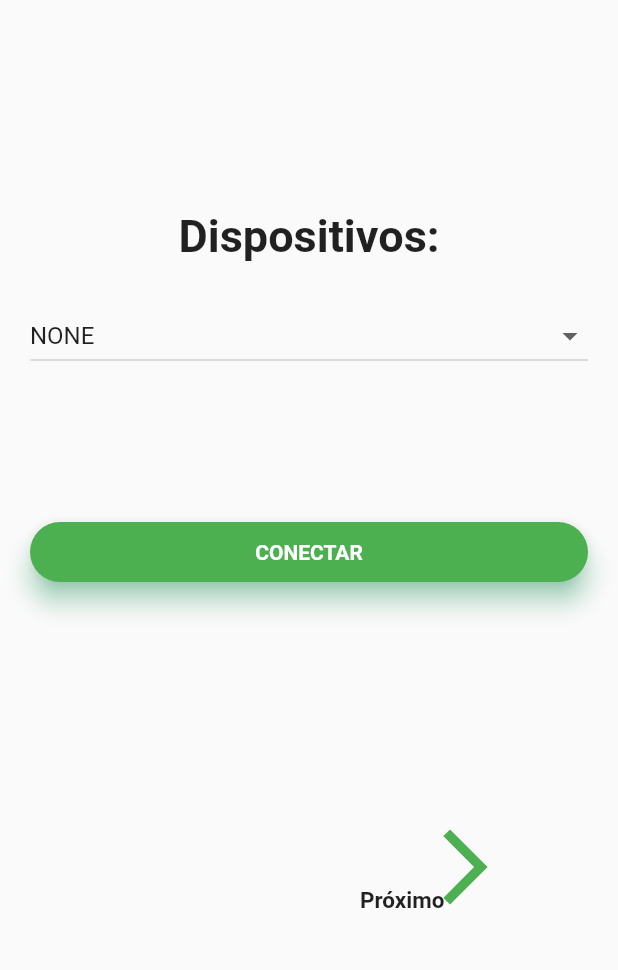
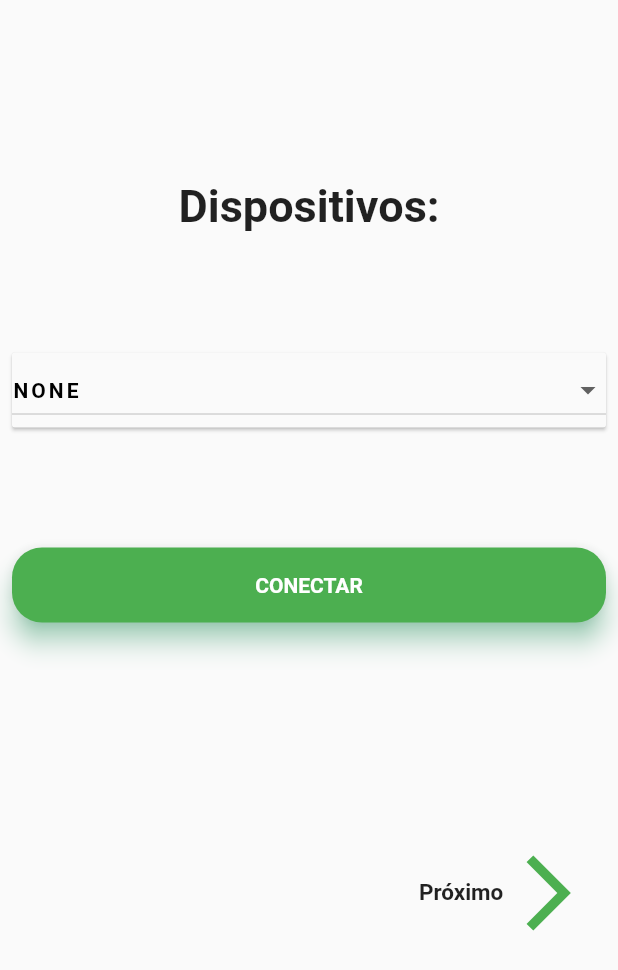
Before and after one commit to FonteneleLucas/experiment-gravitational-acceleration, a Flutter app: the screen it shows after launch, on a phone screen of 412 x 824 dp. Shown: the top 970 px of the screen. Run offline on Flutter 3.47's test engine with Material 2 defaults, Android fonts, the phone set to English and light mode, and no system bars; our stand-ins replace flutter_bluetooth_serial; Roboto replaces fonts that are missing (Montserrat); statements that could not run were skipped.

Commit message:
atualizando homepage

```diff
--- a/lib/homePage.dart
+++ b/lib/homePage.dart
@@ -134,48 +134,39 @@ class _HomePageState extends State<HomePage> {
   @override
   Widget build(BuildContext context) {
     return new Scaffold(
-      resizeToAvoidBottomPadding: false,
+//      resizeToAvoidBottomPadding: false,
       body: Column(
-        crossAxisAlignment: CrossAxisAlignment.start,
-        children: <Widget>[
-
-
-          SizedBox(height: 100),
-
-          Container(
-            child: Stack(
         children: <Widget>[
           Container(
-                  padding: EdgeInsets.only(top: 40),
+              margin: const EdgeInsets.only(left: 0, top: 120, right: 0, bottom: 0),
+//              color: Colors.blue,
               child: Center(
               child: Text(
                 "Dispositivos:",
                 style: TextStyle(fontSize: 30, fontWeight: FontWeight.bold),
               ),
+            )
           ),
-
-                ),
-                SizedBox(height: 40,),
           Container(
-                  padding: EdgeInsets.fromLTRB(20, 100, 20, 0),
-
+            margin: const EdgeInsets.only(left: 8, top: 80, right: 8, bottom: 0),
+            height: 50,
+            child: Material(
+              borderRadius: BorderRadius.circular(2),
+                  elevation: 1,
+                child: Center(
                   child: DropdownButton(
+                    style: TextStyle(letterSpacing: 2, fontWeight: FontWeight.bold, color: Colors.black),
                     items: _getDeviceItems(),
                     onChanged: (value) => setState(() => _device = value),
                     value: _device,
                     isExpanded: true,
                   ),
                 ),
-                SizedBox(height: 40,),
-
-              ],
               ),
           ),
-
-          SizedBox(height: 100,),
           Container(
-              padding: EdgeInsets.only(left: 20, right: 20),
-              height: 40,
+            margin: const EdgeInsets.only(left: 8, top: 80, right: 8, bottom: 0),
+              height: 50,
               child: InkWell(
                 onTap: () {
                   _connected ? _disconnect() : _connect();
@@ -198,41 +189,42 @@ class _HomePageState extends State<HomePage> {
                 ),
               )
           ),
-          SizedBox(height: 110),
           Container(
-            child: Stack(
-              children: <Widget>[
-                IconButton(
-                  padding: EdgeInsets.fromLTRB(280, 50, 0, 0),
-                  icon: Icon(Icons.arrow_forward_ios),
-                  iconSize: 60,
-                  tooltip: 'Voltar',
-                  color: Colors.green,
-                  onPressed: () {
-                    if(_connected == true){
-                      print("Próximo");
+            margin: const EdgeInsets.only(left: 0, top: 150, right: 0, bottom: 0),
+//            color: Colors.green,
+            alignment: Alignment(0.9, 0),
+            child:  Container(
+                height: 60,
+                width: 120,
+//                color: Colors.blue,
+                child: InkWell(
+                    onTap: () {
+//                  _connected ? _disconnect() : _connect();
+//                      print("proximo");
                       Navigator.of(context).pushNamed('/showData');
-                    }else{
-                      print("Nadaa");
-                    }
-
-
                     },
-
-                ),
-
-                Container(
-                  padding: EdgeInsets.fromLTRB(240, 93, 0, 0),
-                  child: Text(
+                    child: Row(
+                      mainAxisAlignment: MainAxisAlignment.center,
+                      children: [
+                        Text(
                           "Próximo",
                           style: TextStyle(fontSize: 15, fontWeight: FontWeight.bold),
                         ),
+                        Icon(
+                          Icons.arrow_forward_ios,
+                          color: Colors.green,
+                          size: 60.0,
+                        )
+
+                      ],
+                    )
+                )
             ),
+          )
+
+
         ],
-            ),
-          ),
-        ],
-      ),
+      )
     );
   }
 
```
Lines whose indentation alone changed are shown as unchanged.
